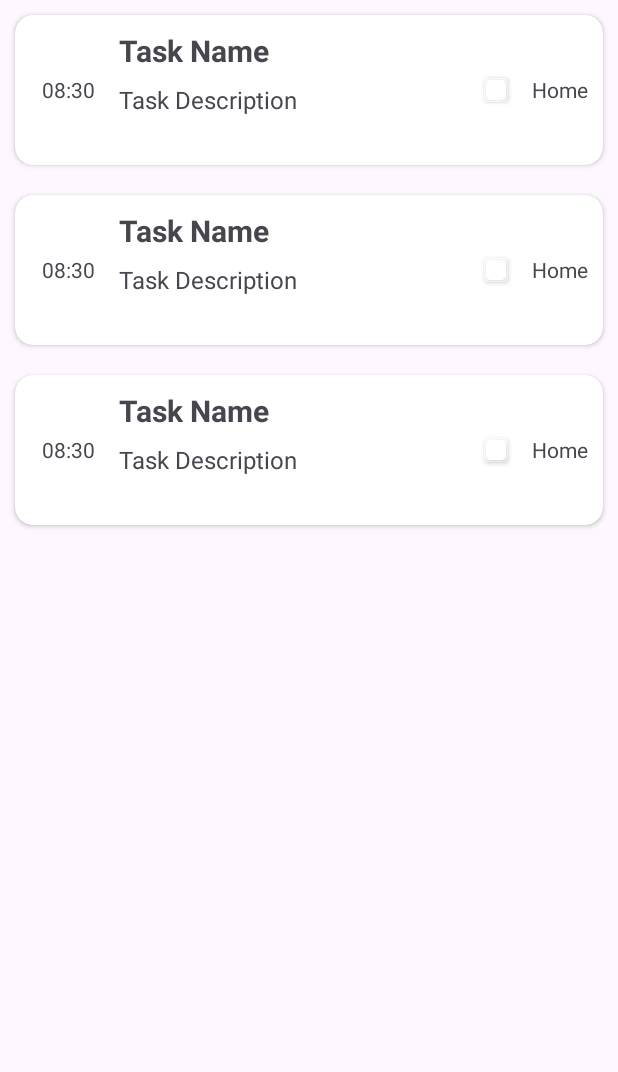
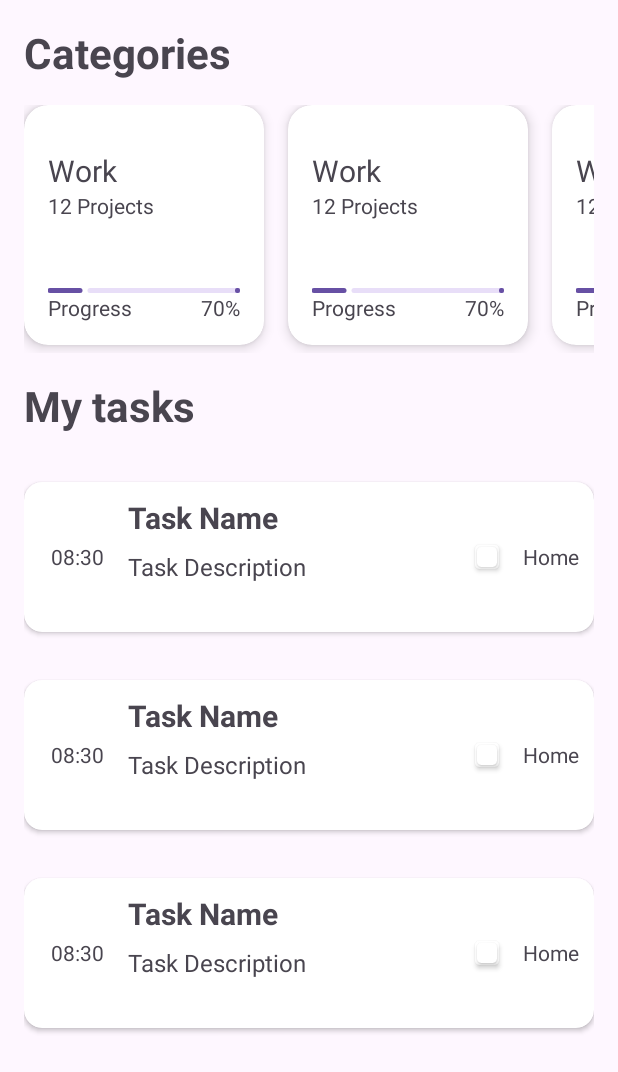
Before and after one commit to mdunggggg/TodoApp, an Android app: the layout fragment_home.xml on its own in the app's theme, with its tools: preview values and no code run, on a phone screen of 412 x 824 dp. Shown: the top 1072 px of the screen. Run offline under Robolectric (Android 15) with nearby library versions, the phone set to English and light mode, and no system bars.

Commit message:
add category in home screen

```diff
--- a/app/src/main/java/com/example/todoapp/Database/Task/TaskDao.kt
+++ b/app/src/main/java/com/example/todoapp/Database/Task/TaskDao.kt
@@ -26,6 +26,8 @@ interface TaskDao {
     fun getAllTasksOrderByFinish(): LiveData<List<Task>>
     @Query("SELECT * FROM task_table WHERE dueDate= :date AND isFinish = 0 ORDER BY dueTime ASC" )
     fun getAllTasksByDate(date: String): LiveData<List<Task>>
+    @Query("SELECT * FROM task_table WHERE titleCategory = :titleCategory ORDER BY isFinish ASC")
+    fun getAllTasksByCategory(titleCategory: String): LiveData<List<Task>>
 
     @Query("SELECT * FROM task_table WHERE isFinish = 1")
     fun getAllFinishTasks(): LiveData<List<Task>>
--- a/app/src/main/java/com/example/todoapp/Database/Task/TaskRepository.kt
+++ b/app/src/main/java/com/example/todoapp/Database/Task/TaskRepository.kt
@@ -17,6 +17,7 @@ class TaskRepository(application: Application) {
     suspend fun deleteTask(task: Task) = taskDao.deleteTask(task)
     suspend fun updateTask(task: Task) = taskDao.updateTask(task)
     suspend fun clearTasks() = taskDao.clearTasks()
+    fun getAllTasksByCategory(titleCategory: String): LiveData<List<Task>> = taskDao.getAllTasksByCategory(titleCategory)
     fun getAllTasksByDate(date: String): LiveData<List<Task>> = taskDao.getAllTasksByDate(date)
     fun getAllTasks() : LiveData<List<Task>> = taskDao.getAllTasks()
     fun getAllTasksOrderByFinish() : LiveData<List<Task>> = taskDao.getAllTasksOrderByFinish()
--- a/app/src/main/java/com/example/todoapp/ViewModel/TaskViewModel.kt
+++ b/app/src/main/java/com/example/todoapp/ViewModel/TaskViewModel.kt
@@ -30,7 +30,7 @@ class TaskViewModel(application: Application) : ViewModel() {
     fun clearTasks() = viewModelScope.launch {
         taskRepository.clearTasks()
     }
-
+    fun getAllTasksByCategory(titleCategory: String): LiveData<List<Task>> = taskRepository.getAllTasksByCategory(titleCategory)
 
     fun getAllTasks() : LiveData<List<Task>> = taskRepository.getAllTasks()
     fun getAllTasksOrderByFinish() : LiveData<List<Task>> = taskRepository.getAllTasksOrderByFinish()
--- a/app/src/main/res/layout/fragment_home.xml
+++ b/app/src/main/res/layout/fragment_home.xml
@@ -4,12 +4,41 @@
     android:layout_width="match_parent"
     android:layout_height="match_parent"
     xmlns:app="http://schemas.android.com/apk/res-auto"
+    android:orientation="vertical"
+    android:paddingHorizontal="16dp"
     tools:context=".Fragment.HomeFragment">
+    <TextView
+        android:layout_width="match_parent"
+        android:layout_height="wrap_content"
+        android:layout_marginTop="16dp"
+        android:textSize="28sp"
+        android:textStyle="bold"
+        android:text="@string/categories"/>
+    <androidx.recyclerview.widget.RecyclerView
+        android:id="@+id/rv_category_home"
+        android:layout_width="match_parent"
+        android:layout_height="165dp"
+        android:layout_marginTop="16dp"
+        tools:listitem="@layout/item_category_home"
+        app:layoutManager="androidx.recyclerview.widget.LinearLayoutManager"
+        android:orientation="horizontal"
+        />
+
+    <TextView
+        android:layout_width="match_parent"
+        android:layout_height="wrap_content"
+        android:textSize="28sp"
+        android:textStyle="bold"
+        android:layout_marginTop="16dp"
+        android:text="@string/my_tasks"/>
+
     <androidx.recyclerview.widget.RecyclerView
         android:id="@+id/rv_task_home"
         android:layout_width="match_parent"
         android:layout_height="match_parent"
+        android:layout_marginTop="16dp"
         app:layoutManager="androidx.recyclerview.widget.LinearLayoutManager"
+
         tools:listitem="@layout/item_task_rv"
         />
 </LinearLayout>
--- /dev/null
+++ b/app/src/main/res/layout/item_category_home.xml
@@ -0,0 +1,71 @@
+<?xml version="1.0" encoding="utf-8"?>
+<androidx.cardview.widget.CardView xmlns:android="http://schemas.android.com/apk/res/android"
+    android:layout_width="160dp"
+    android:layout_height="160dp"
+    xmlns:app="http://schemas.android.com/apk/res-auto"
+    xmlns:tools="http://schemas.android.com/tools"
+    app:cardCornerRadius="16dp"
+    android:layout_marginEnd="16dp"
+    app:cardElevation="5dp"
+    android:padding="16dp">
+    <LinearLayout
+        android:layout_width="match_parent"
+        android:layout_height="match_parent"
+        android:orientation="vertical">
+        <LinearLayout
+            android:id="@+id/ll_category_name"
+            android:layout_width="match_parent"
+            android:layout_height="0dp"
+            android:layout_weight="2"
+            android:orientation="vertical"
+            android:paddingHorizontal="16dp"
+            android:gravity="center">
+            <TextView
+                android:id="@+id/tv_category_name"
+                android:layout_width="match_parent"
+                android:layout_height="wrap_content"
+                tools:text="Work"
+                android:textSize="20sp"
+                />
+            <TextView
+                android:id="@+id/tv_category_project_count"
+                android:layout_width="match_parent"
+                android:layout_height="wrap_content"
+                tools:text="12 Projects"
+                />
+        </LinearLayout>
+
+        <RelativeLayout
+            android:layout_width="match_parent"
+            android:layout_height="0dp"
+            android:layout_weight="1"
+            android:gravity="center"
+            android:paddingHorizontal="16dp">
+            <com.google.android.material.progressindicator.LinearProgressIndicator
+                android:id="@+id/progress_bar"
+                android:layout_width="match_parent"
+                android:layout_height="wrap_content"
+                app:trackThickness="3dp"
+                android:progress="18"
+                />
+            <TextView
+                android:layout_below="@+id/progress_bar"
+                android:layout_width="wrap_content"
+                android:layout_height="wrap_content"
+                android:layout_alignParentStart="true"
+                android:text="@string/progress"
+                />
+            <TextView
+                android:id="@+id/tv_progress_percent"
+                android:layout_below="@+id/progress_bar"
+                android:layout_width="wrap_content"
+                android:layout_height="wrap_content"
+                android:layout_alignParentEnd="true"
+                tools:text="70%"/>
+
+        </RelativeLayout>
+
+    </LinearLayout>
+
+
+</androidx.cardview.widget.CardView>
--- a/app/src/main/res/layout/item_task_rv.xml
+++ b/app/src/main/res/layout/item_task_rv.xml
@@ -4,8 +4,8 @@
     android:layout_width="match_parent"
     android:layout_height="wrap_content"
     app:cardMaxElevation="24dp"
-    app:cardCornerRadius="12dp"
-    android:layout_margin="10dp">
+    android:layout_marginVertical="16dp"
+    app:cardCornerRadius="12dp">
     <RelativeLayout
         android:layout_width="match_parent"
         android:layout_height="match_parent"
--- a/app/src/main/res/values/strings.xml
+++ b/app/src/main/res/values/strings.xml
@@ -35,4 +35,7 @@
     <string name="completion_rate">Completion rate</string>
     <string name="divide">/</string>
     <string name="tasks_completed">Tasks completed</string>
+    <string name="categories">Categories</string>
+    <string name="my_tasks">My tasks</string>
+    <string name="progress">Progress</string>
 </resources>
```
Also changed, not shown: app/src/main/java/com/example/todoapp/Adapter/RecyclerViewAdapter/CategoryHomeAdapter.kt (added, +65 -0 lines), app/src/main/java/com/example/todoapp/Fragment/HomeFragment.kt (+28 -0 lines), app/src/main/java/com/example/todoapp/Fragment/TaskOfCategoryFragment.kt (added, +64 -0 lines), app/src/main/java/com/example/todoapp/MainActivity.kt (+1 -10 lines), app/src/main/res/layout/fragment_task_of_category.xml (added, +25 -0 lines), app/src/main/res/navigation/nav_graph.xml (+15 -0 lines).
